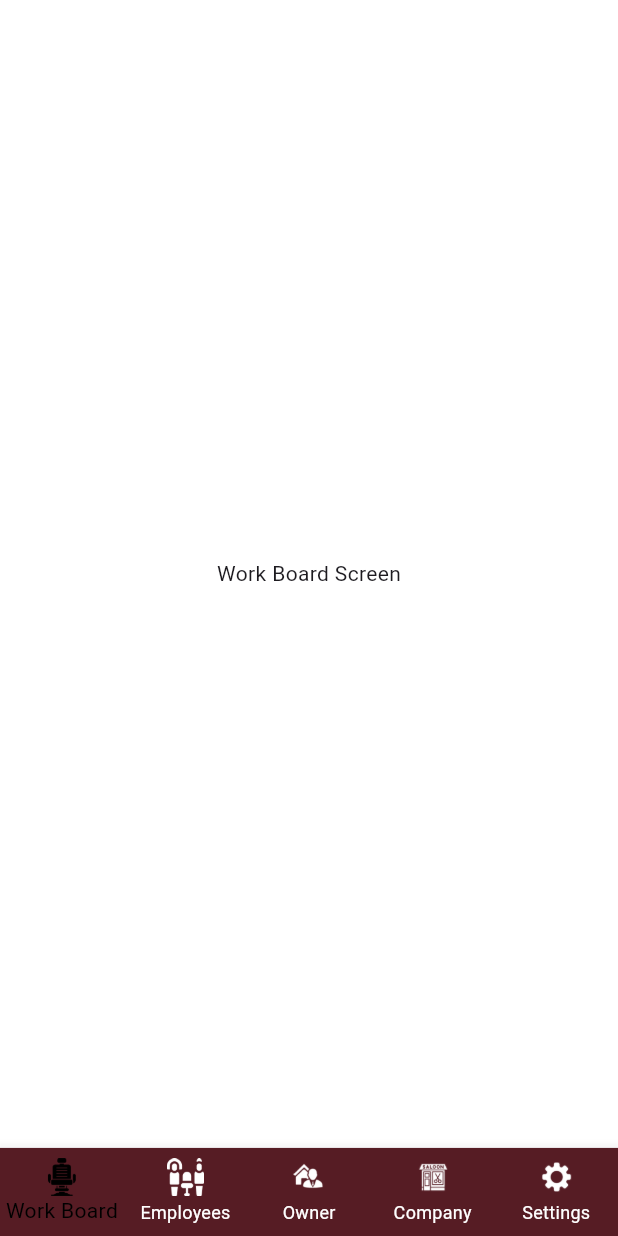
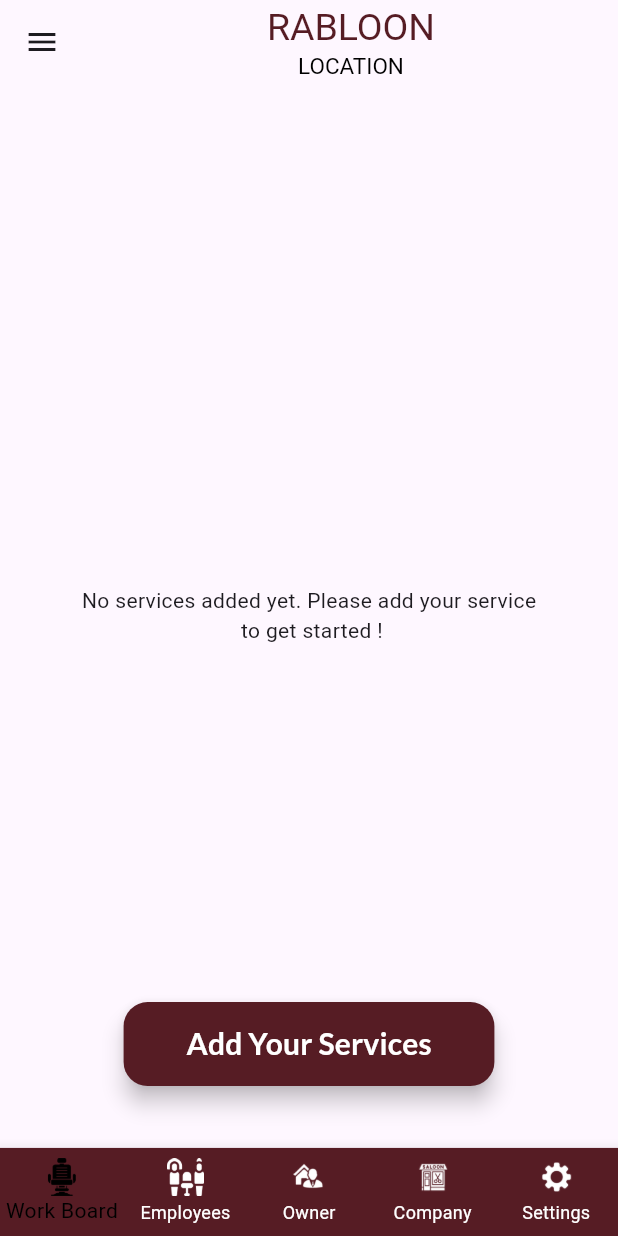
Before and after one commit to fathimanasrinvk/rab_salonapp, a Flutter app: the StatusNavigationBar screen opened directly, on a phone screen of 412 x 824 dp. Run offline on Flutter 3.47's test engine with Material 3 defaults, Android fonts, the phone set to English and light mode, and no system bars; our stand-ins replace google_fonts; Roboto replaces fonts that are missing (Rakkas).

Commit message:
service screen

```diff
--- a/lib/core/constants/text_styles.dart
+++ b/lib/core/constants/text_styles.dart
@@ -120,8 +120,8 @@
   static flaotingbuttontext({double? size, FontWeight? weight, Color? color}) {
     return GoogleFonts.lato(
       fontSize: size ?? 20,
-      fontWeight: weight ?? FontWeight.normal,
-      color: color ?? ColorTheme.black,
+      fontWeight: weight ?? FontWeight.bold,
+      color: color ?? ColorTheme.white,
     );
   }
 
--- a/lib/presentation/bottom_navigation_screen/controller/bottom_navigation_controller.dart
+++ /dev/null
@@ -1,21 +0,0 @@
-import 'package:flutter/material.dart';
-
-class BottomNavigationController extends ChangeNotifier {
-  int _selectedIndex = 0;
-
-  int get selectedIndex => _selectedIndex;
-
-  set selectedIndex(int index) {
-    _selectedIndex = index;
-    notifyListeners();
-  }
-
-  void updateSelectedIndex(BuildContext context, int index) {
-    _selectedIndex = index;
-    notifyListeners();
-  }
-
-  void fetchDataForTab(BuildContext context, int index, int userId) async {
-    // Update this method if required for fetching data related to tabs
-  }
-}
--- a/lib/presentation/bottom_navigation_screen/view/bottom_navigation_screen.dart
+++ b/lib/presentation/bottom_navigation_screen/view/bottom_navigation_screen.dart
@@ -1,11 +1,8 @@
 import 'package:flutter/material.dart';
 import 'package:rab_salon/core/constants/color_constants.dart';
+import 'package:rab_salon/presentation/service_screen/view/service_screen.dart';
 
-void main() {
-  runApp(MaterialApp(
-    home: StatusNavigationBar(),
-  ));
-}
+
 
 class StatusNavigationBar extends StatefulWidget {
   const StatusNavigationBar({super.key});
@@ -19,8 +16,7 @@
 
   // List of screens corresponding to the tab index
   final List<Widget> _screens = [
-    Container(
-        color: Colors.white, child: Center(child: Text("Work Board Screen"))),
+    ServiceScreen(),
     Container(
         color: Colors.white, child: Center(child: Text("Attendances Screen"))),
     Container(
--- /dev/null
+++ b/lib/presentation/service_screen/view/service_screen.dart
@@ -0,0 +1,97 @@
+import 'package:flutter/material.dart';
+import 'package:rab_salon/core/constants/color_constants.dart';
+import 'package:rab_salon/core/constants/text_styles.dart';
+
+class ServiceScreen extends StatelessWidget {
+  final ValueNotifier<int> _counter = ValueNotifier<int>(0);
+
+  @override
+  Widget build(BuildContext context) {
+    var size = MediaQuery.sizeOf(context);
+
+    return Scaffold(
+      // Drawer for the screen
+      drawer: Drawer(
+        child: ListView(
+          padding: EdgeInsets.zero,
+          children: <Widget>[
+            DrawerHeader(
+              decoration: BoxDecoration(
+                color: Colors.blue,
+              ),
+              child: Text(
+                'Drawer Header',
+                style: TextStyle(
+                  color: Colors.white,
+                  fontSize: 24,
+                ),
+              ),
+            ),
+            ListTile(
+              leading: Icon(Icons.home),
+              title: Text('Home'),
+              onTap: () {
+                Navigator.pop(context);
+              },
+            ),
+            ListTile(
+              leading: Icon(Icons.settings),
+              title: Text('Settings'),
+              onTap: () {
+                Navigator.pop(context);
+              },
+            ),
+          ],
+        ),
+      ),
+
+      // AppBar with centered title
+      appBar: AppBar(
+        centerTitle: true,
+        title: Center(
+          child: Column(
+            mainAxisSize:
+                MainAxisSize.min, // Shrinks the column to fit its contents
+            children: [
+              Text(
+                "RABLOON",
+                style: GLTextStyles.subheadding(),
+              ),
+              Text("LOCATION", style: GLTextStyles.locationtext()),
+            ],
+          ),
+        ),
+      ),
+      // Stack to position FloatingActionButton
+      body: Stack(
+        children: [
+          // Main body content
+          Center(
+            child: Column(
+              mainAxisAlignment: MainAxisAlignment.center,
+              children: [
+                Text("No services added yet. Please add your service"),
+                Text(" to get started !")
+              ],
+            ),
+          ),
+
+          // Positioned FloatingActionButton
+          Positioned(
+            bottom: size.height * .05, // Position from bottom of screen
+            right: size.width * .2,
+            left: size.width * .2, // Position from right side of screen
+            child: FloatingActionButton(
+              backgroundColor: ColorTheme.maincolor,
+              onPressed: () {},
+              child: Text(
+                "Add Your Services",
+                style: GLTextStyles.flaotingbuttontext(),
+              ),
+            ),
+          ),
+        ],
+      ),
+    );
+  }
+}
```
